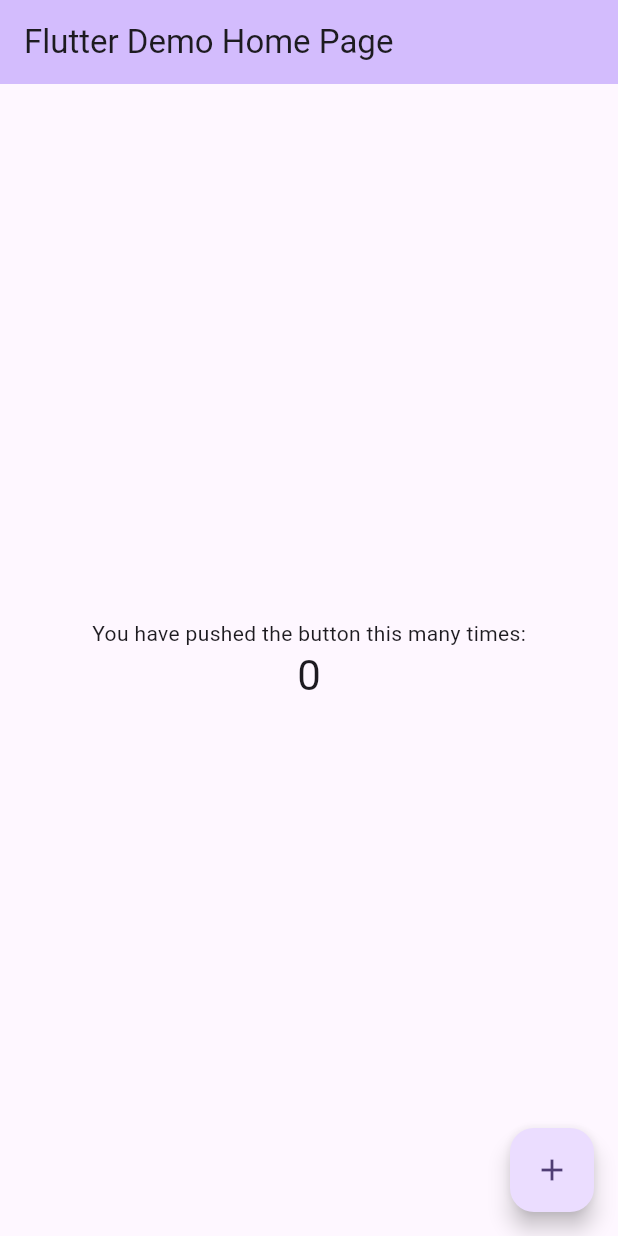
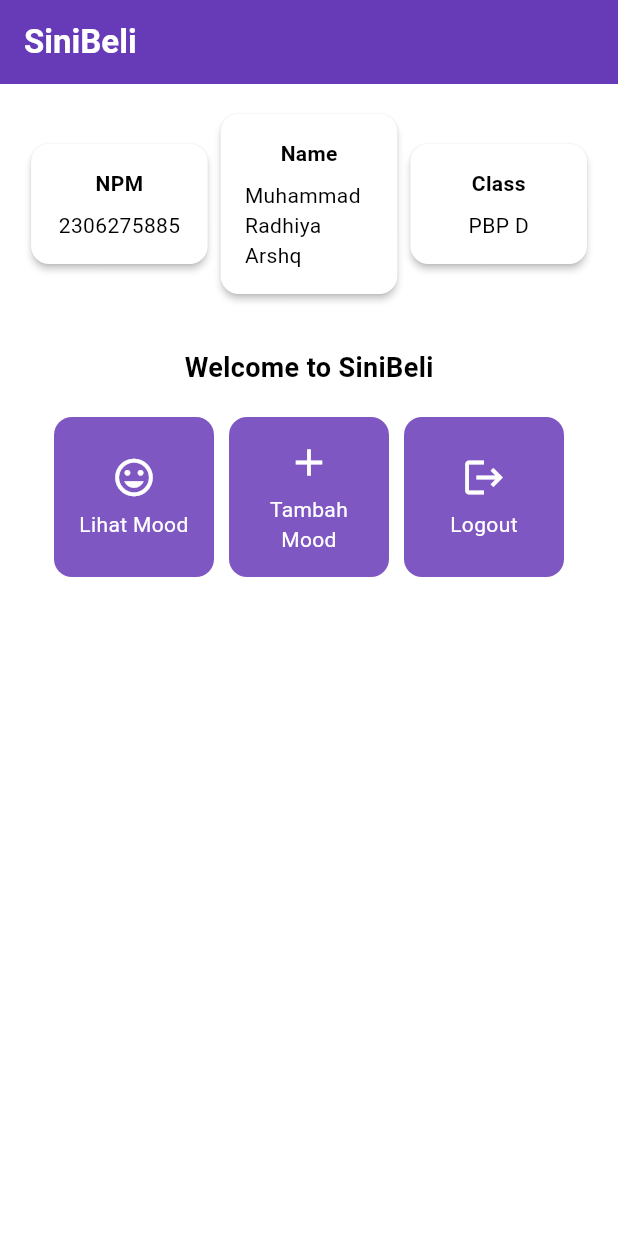
Before and after one commit to arshqiii/SiniBeli-mobile, a Flutter app: the screen it shows after launch, on a phone screen of 412 x 824 dp. Run offline on Flutter 3.47's test engine with Material 3 defaults, Android fonts, the light colour scheme and no system bars.

Commit message:
added menu.dart & updated files based on tutorial, will edit soon

```diff
--- a/lib/main.dart
+++ b/lib/main.dart
@@ -1,4 +1,5 @@
 import 'package:flutter/material.dart';
+import 'package:sinibeli_mobile/menu.dart';
 
 void main() {
   runApp(const MyApp());
@@ -28,98 +29,12 @@
         //
         // This works for code too, not just values: Most code changes can be
         // tested with just a hot reload.
-        colorScheme: ColorScheme.fromSeed(seedColor: Colors.deepPurple),
+        colorScheme: ColorScheme.fromSwatch(
+          primarySwatch: Colors.deepPurple,
+        ).copyWith(secondary: Colors.deepPurple[400]),
         useMaterial3: true,
       ),
-      home: const MyHomePage(title: 'Flutter Demo Home Page'),
+      home: MyHomePage(),
     );
   }
 }
-
-class MyHomePage extends StatefulWidget {
-  const MyHomePage({super.key, required this.title});
-
-  // This widget is the home page of your application. It is stateful, meaning
-  // that it has a State object (defined below) that contains fields that affect
-  // how it looks.
-
-  // This class is the configuration for the state. It holds the values (in this
-  // case the title) provided by the parent (in this case the App widget) and
-  // used by the build method of the State. Fields in a Widget subclass are
-  // always marked "final".
-
-  final String title;
-
-  @override
-  State<MyHomePage> createState() => _MyHomePageState();
-}
-
-class _MyHomePageState extends State<MyHomePage> {
-  int _counter = 0;
-
-  void _incrementCounter() {
-    setState(() {
-      // This call to setState tells the Flutter framework that something has
-      // changed in this State, which causes it to rerun the build method below
-      // so that the display can reflect the updated values. If we changed
-      // _counter without calling setState(), then the build method would not be
-      // called again, and so nothing would appear to happen.
-      _counter++;
-    });
-  }
-
-  @override
-  Widget build(BuildContext context) {
-    // This method is rerun every time setState is called, for instance as done
-    // by the _incrementCounter method above.
-    //
-    // The Flutter framework has been optimized to make rerunning build methods
-    // fast, so that you can just rebuild anything that needs updating rather
-    // than having to individually change instances of widgets.
-    return Scaffold(
-      appBar: AppBar(
-        // TRY THIS: Try changing the color here to a specific color (to
-        // Colors.amber, perhaps?) and trigger a hot reload to see the AppBar
-        // change color while the other colors stay the same.
-        backgroundColor: Theme.of(context).colorScheme.inversePrimary,
-        // Here we take the value from the MyHomePage object that was created by
-        // the App.build method, and use it to set our appbar title.
-        title: Text(widget.title),
-      ),
-      body: Center(
-        // Center is a layout widget. It takes a single child and positions it
-        // in the middle of the parent.
-        child: Column(
-          // Column is also a layout widget. It takes a list of children and
-          // arranges them vertically. By default, it sizes itself to fit its
-          // children horizontally, and tries to be as tall as its parent.
-          //
-          // Column has various properties to control how it sizes itself and
-          // how it positions its children. Here we use mainAxisAlignment to
-          // center the children vertically; the main axis here is the vertical
-          // axis because Columns are vertical (the cross axis would be
-          // horizontal).
-          //
-          // TRY THIS: Invoke "debug painting" (choose the "Toggle Debug Paint"
-          // action in the IDE, or press "p" in the console), to see the
-          // wireframe for each widget.
-          mainAxisAlignment: MainAxisAlignment.center,
-          children: <Widget>[
-            const Text(
-              'You have pushed the button this many times:',
-            ),
-            Text(
-              '$_counter',
-              style: Theme.of(context).textTheme.headlineMedium,
-            ),
-          ],
-        ),
-      ),
-      floatingActionButton: FloatingActionButton(
-        onPressed: _incrementCounter,
-        tooltip: 'Increment',
-        child: const Icon(Icons.add),
-      ), // This trailing comma makes auto-formatting nicer for build methods.
-    );
-  }
-}
--- /dev/null
+++ b/lib/menu.dart
@@ -0,0 +1,187 @@
+import 'package:flutter/material.dart';
+
+class MyHomePage extends StatelessWidget {
+  final String npm = '2306275885'; // NPM
+  final String name = 'Muhammad Radhiya Arshq'; // Nama
+  final String className = 'PBP D'; // Kelas
+
+  MyHomePage({super.key});
+
+  final List<ItemHomepage> items = [
+    ItemHomepage("Lihat Mood", Icons.mood),
+    ItemHomepage("Tambah Mood", Icons.add),
+    ItemHomepage("Logout", Icons.logout),
+  ];
+
+  @override
+  Widget build(BuildContext context) {
+    // Scaffold menyediakan struktur dasar halaman dengan AppBar dan body.
+    return Scaffold(
+      // AppBar adalah bagian atas halaman yang menampilkan judul.
+      appBar: AppBar(
+        // Judul aplikasi "Mental Health Tracker" dengan teks putih dan tebal.
+        title: const Text(
+          'SiniBeli',
+          style: TextStyle(
+            color: Colors.white,
+            fontWeight: FontWeight.bold,
+          ),
+        ),
+        // Warna latar belakang AppBar diambil dari skema warna tema aplikasi.
+        backgroundColor: Theme.of(context).colorScheme.primary,
+      ),
+      // Body halaman dengan padding di sekelilingnya.
+      body: Padding(
+        padding: const EdgeInsets.all(16.0),
+        // Menyusun widget secara vertikal dalam sebuah kolom.
+        child: Column(
+          crossAxisAlignment: CrossAxisAlignment.center,
+          children: [
+            // Row untuk menampilkan 3 InfoCard secara horizontal.
+            Row(
+              mainAxisAlignment: MainAxisAlignment.spaceEvenly,
+              children: [
+                InfoCard(title: 'NPM', content: npm),
+                InfoCard(title: 'Name', content: name),
+                InfoCard(title: 'Class', content: className),
+              ],
+            ),
+
+            // Memberikan jarak vertikal 16 unit.
+            const SizedBox(height: 16.0),
+
+            // Menempatkan widget berikutnya di tengah halaman.
+            Center(
+              child: Column(
+                // Menyusun teks dan grid item secara vertikal.
+
+                children: [
+                  // Menampilkan teks sambutan dengan gaya tebal dan ukuran 18.
+                  const Padding(
+                    padding: EdgeInsets.only(top: 16.0),
+                    child: Text(
+                      'Welcome to SiniBeli',
+                      style: TextStyle(
+                        fontWeight: FontWeight.bold,
+                        fontSize: 18.0,
+                      ),
+                    ),
+                  ),
+
+                  // Grid untuk menampilkan ItemCard dalam bentuk grid 3 kolom.
+                  GridView.count(
+                    primary: true,
+                    padding: const EdgeInsets.all(20),
+                    crossAxisSpacing: 10,
+                    mainAxisSpacing: 10,
+                    crossAxisCount: 3,
+                    // Agar grid menyesuaikan tinggi kontennya.
+                    shrinkWrap: true,
+
+                    // Menampilkan ItemCard untuk setiap item dalam list items.
+                    children: items.map((ItemHomepage item) {
+                      return ItemCard(item);
+                    }).toList(),
+                  ),
+                ],
+              ),
+            ),
+          ],
+        ),
+      ),
+    );
+  }
+}
+
+class InfoCard extends StatelessWidget {
+  // Kartu informasi yang menampilkan title dan content.
+
+  final String title; // Judul kartu.
+  final String content; // Isi kartu.
+
+  const InfoCard({super.key, required this.title, required this.content});
+
+  @override
+  Widget build(BuildContext context) {
+    return Card(
+      // Membuat kotak kartu dengan bayangan dibawahnya.
+      elevation: 2.0,
+      child: Container(
+        // Mengatur ukuran dan jarak di dalam kartu.
+        width: MediaQuery.of(context).size.width /
+            3.5, // menyesuaikan dengan lebar device yang digunakan.
+        padding: const EdgeInsets.all(16.0),
+        // Menyusun title dan content secara vertikal.
+        child: Column(
+          children: [
+            Text(
+              title,
+              style: const TextStyle(fontWeight: FontWeight.bold),
+            ),
+            const SizedBox(height: 8.0),
+            Text(content),
+          ],
+        ),
+      ),
+    );
+  }
+}
+
+class ItemHomepage {
+  final String name;
+  final IconData icon;
+
+  ItemHomepage(this.name, this.icon);
+}
+
+class ItemCard extends StatelessWidget {
+  // Menampilkan kartu dengan ikon dan nama.
+
+  final ItemHomepage item;
+
+  const ItemCard(this.item, {super.key});
+
+  @override
+  Widget build(BuildContext context) {
+    return Material(
+      // Menentukan warna latar belakang dari tema aplikasi.
+      color: Theme.of(context).colorScheme.secondary,
+      // Membuat sudut kartu melengkung.
+      borderRadius: BorderRadius.circular(12),
+
+      child: InkWell(
+        // Aksi ketika kartu ditekan.
+        onTap: () {
+          // Menampilkan pesan SnackBar saat kartu ditekan.
+          ScaffoldMessenger.of(context)
+            ..hideCurrentSnackBar()
+            ..showSnackBar(SnackBar(
+                content: Text("Kamu telah menekan tombol ${item.name}!")));
+        },
+        // Container untuk menyimpan Icon dan Text
+        child: Container(
+          padding: const EdgeInsets.all(8),
+          child: Center(
+            child: Column(
+              // Menyusun ikon dan teks di tengah kartu.
+              mainAxisAlignment: MainAxisAlignment.center,
+              children: [
+                Icon(
+                  item.icon,
+                  color: Colors.white,
+                  size: 30.0,
+                ),
+                const Padding(padding: EdgeInsets.all(3)),
+                Text(
+                  item.name,
+                  textAlign: TextAlign.center,
+                  style: const TextStyle(color: Colors.white),
+                ),
+              ],
+            ),
+          ),
+        ),
+      ),
+    );
+  }
+}
```
